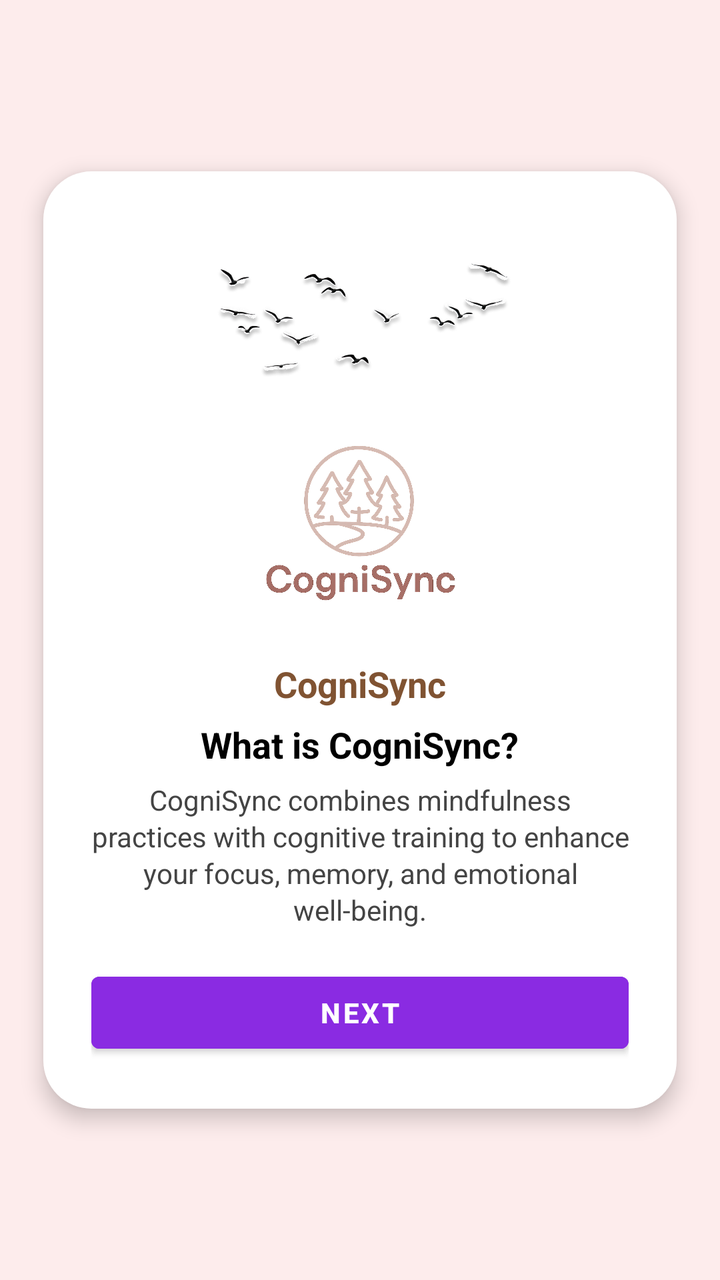
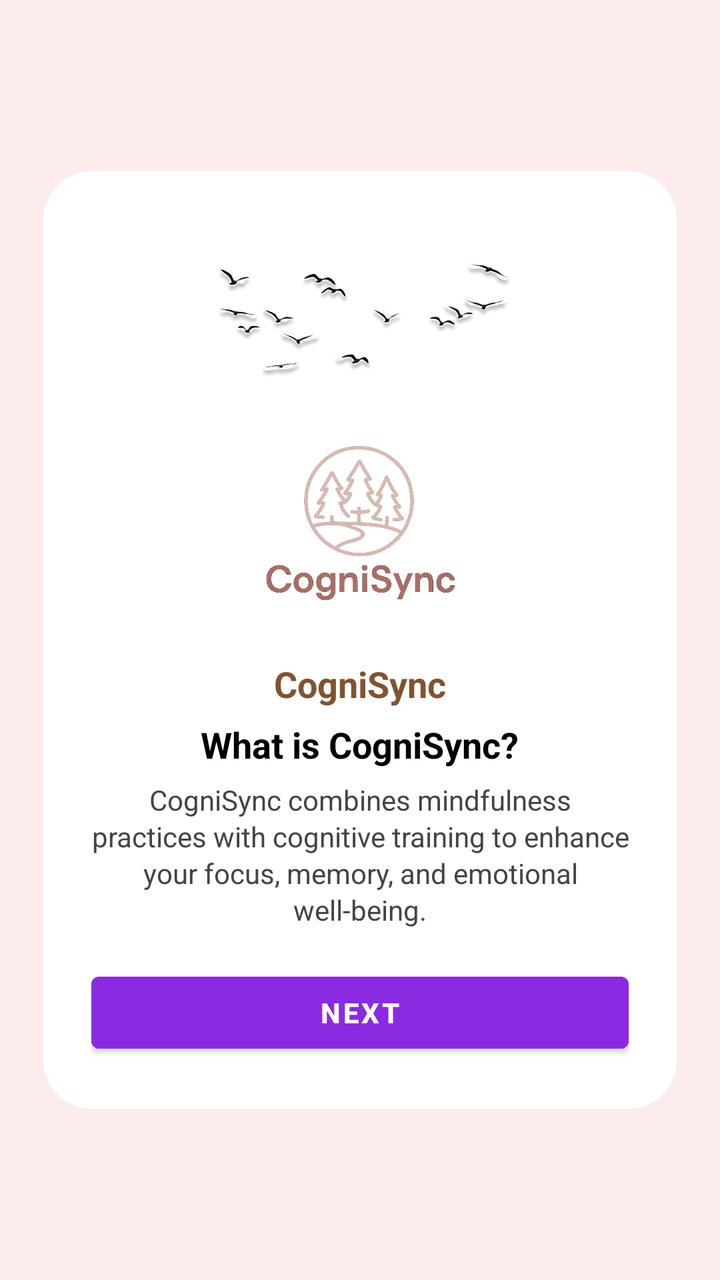

An Android layout rendered at two revisions. The XML below is the earlier revision; the diff shows what the commit changed to produce the second picture.
<!-- AndroidManifest.xml: application theme Theme.CogniSync -->
<!-- res/layout/fragment_intro1.xml -->
<?xml version="1.0" encoding="utf-8"?>
<androidx.constraintlayout.widget.ConstraintLayout
    xmlns:android="http://schemas.android.com/apk/res/android"
    xmlns:app="http://schemas.android.com/apk/res-auto"
    android:layout_width="match_parent"
    android:layout_height="match_parent"
    android:background="#FDECEC">

    <LinearLayout
        android:id="@+id/cardContainer"
        android:layout_width="0dp"
        android:layout_height="wrap_content"
        android:orientation="vertical"
        android:padding="24dp"
        android:gravity="center"
        android:background="@drawable/intro_card_bg"
        android:elevation="6dp"
        app:layout_constraintWidth_percent="0.88"
        app:layout_constraintTop_toTopOf="parent"
        app:layout_constraintBottom_toBottomOf="parent"
        app:layout_constraintStart_toStartOf="parent"
        app:layout_constraintEnd_toEndOf="parent">

        
        <ImageView
            android:id="@+id/birdsImage"
            android:layout_width="200dp"
            android:layout_height="90dp"
            android:src="@drawable/ic_birds_1"
            android:scaleType="fitCenter"
            android:layout_marginBottom="6dp"/>

        
        <ImageView
            android:layout_width="120dp"
            android:layout_height="120dp"
            android:src="@drawable/logo_1"
            android:scaleType="fitCenter"
            android:layout_marginBottom="4dp"/>

        
        <TextView
            android:layout_width="wrap_content"
            android:layout_height="wrap_content"
            android:text="CogniSync"
            android:textStyle="bold"
            android:textColor="#805332"
            android:textSize="18sp"/>

        
        <TextView
            android:layout_width="wrap_content"
            android:layout_height="wrap_content"
            android:text="What is CogniSync?"
            android:layout_marginTop="6dp"
            android:textStyle="bold"
            android:textSize="18sp"
            android:textColor="#000"
            android:gravity="center"/>

        
        <TextView
            android:layout_width="match_parent"
            android:layout_height="wrap_content"
            android:text="CogniSync combines mindfulness practices with cognitive training to enhance your focus, memory, and emotional well-being."
            android:layout_marginTop="6dp"
            android:textSize="14sp"
            android:textColor="#444"
            android:gravity="center"
            android:lineSpacingExtra="2dp"/>

        
        <View
            android:layout_width="match_parent"
            android:layout_height="12dp"/>

        
        <Button
            android:id="@+id/btnNext"
            android:layout_width="match_parent"
            android:layout_height="48dp"
            android:text="NEXT"
            android:textStyle="bold"
            android:textColor="#FFFFFF"
            android:backgroundTint="#8A2BE2"
            android:layout_marginTop="6dp"/>

    </LinearLayout>

</androidx.constraintlayout.widget.ConstraintLayout>
<!-- resources referenced by this layout -->
<resources>
  <!-- drawable ic_birds_1: png bitmap (drawable, 183230 bytes) -->
  <!-- drawable intro_card_bg (drawable) -->
  <shape xmlns:android="http://schemas.android.com/apk/res/android"
      android:shape="rectangle">
      <solid android:color="#FFFFFF"/>
      <corners android:radius="24dp" />
      <padding
          android:left="12dp"
          android:top="12dp"
          android:right="12dp"
          android:bottom="12dp"/>
  </shape>
  <!-- drawable logo_1: png bitmap (drawable, 403274 bytes) -->
  <style name="Theme.CogniSync" parent="Theme.MaterialComponents.DayNight.NoActionBar">
  
  
  
          
          <item name="android:statusBarColor">@android:color/white</item>
          <item name="android:windowLightStatusBar">true</item>
  
      </style>
</resources>

<!-- the commit's change to res/layout/fragment_intro1.xml (unified diff, before → after) -->
@@ -14,77 +14,83 @@
         android:padding="24dp"
         android:gravity="center"
         android:background="@drawable/intro_card_bg"
-        android:elevation="6dp"
-        app:layout_constraintWidth_percent="0.88"
-        app:layout_constraintTop_toTopOf="parent"
-        app:layout_constraintBottom_toBottomOf="parent"
-        app:layout_constraintStart_toStartOf="parent"
-        app:layout_constraintEnd_toEndOf="parent">
 
-        
-        <ImageView
-            android:id="@+id/birdsImage"
-            android:layout_width="200dp"
-            android:layout_height="90dp"
-            android:src="@drawable/ic_birds_1"
-            android:scaleType="fitCenter"
-            android:layout_marginBottom="6dp"/>
 
-        
-        <ImageView
-            android:layout_width="120dp"
-            android:layout_height="120dp"
-            android:src="@drawable/logo_1"
-            android:scaleType="fitCenter"
-            android:layout_marginBottom="4dp"/>
+    android:elevation="0dp"
 
-        
-        <TextView
-            android:layout_width="wrap_content"
-            android:layout_height="wrap_content"
-            android:text="CogniSync"
-            android:textStyle="bold"
-            android:textColor="#805332"
-            android:textSize="18sp"/>
 
-        
-        <TextView
-            android:layout_width="wrap_content"
-            android:layout_height="wrap_content"
-            android:text="What is CogniSync?"
-            android:layout_marginTop="6dp"
-            android:textStyle="bold"
-            android:textSize="18sp"
-            android:textColor="#000"
-            android:gravity="center"/>
+    android:layout_marginVertical="16dp"
 
-        
-        <TextView
-            android:layout_width="match_parent"
-            android:layout_height="wrap_content"
-            android:text="CogniSync combines mindfulness practices with cognitive training to enhance your focus, memory, and emotional well-being."
-            android:layout_marginTop="6dp"
-            android:textSize="14sp"
-            android:textColor="#444"
-            android:gravity="center"
-            android:lineSpacingExtra="2dp"/>
+    app:layout_constraintWidth_percent="0.88"
+    app:layout_constraintTop_toTopOf="parent"
+    app:layout_constraintBottom_toBottomOf="parent"
+    app:layout_constraintStart_toStartOf="parent"
+    app:layout_constraintEnd_toEndOf="parent">
 
-        
-        <View
-            android:layout_width="match_parent"
-            android:layout_height="12dp"/>
+    
+    <ImageView
+        android:id="@+id/birdsImage"
+        android:layout_width="200dp"
+        android:layout_height="90dp"
+        android:src="@drawable/ic_birds_1"
+        android:scaleType="fitCenter"
+        android:layout_marginBottom="6dp"/>
 
-        
-        <Button
-            android:id="@+id/btnNext"
-            android:layout_width="match_parent"
-            android:layout_height="48dp"
-            android:text="NEXT"
-            android:textStyle="bold"
-            android:textColor="#FFFFFF"
-            android:backgroundTint="#8A2BE2"
-            android:layout_marginTop="6dp"/>
+    
+    <ImageView
+        android:layout_width="120dp"
+        android:layout_height="120dp"
+        android:src="@drawable/logo_1"
+        android:scaleType="fitCenter"
+        android:layout_marginBottom="4dp"/>
 
-    </LinearLayout>
+    
+    <TextView
+        android:layout_width="wrap_content"
+        android:layout_height="wrap_content"
+        android:text="CogniSync"
+        android:textStyle="bold"
+        android:textColor="#805332"
+        android:textSize="18sp"/>
 
-</androidx.constraintlayout.widget.ConstraintLayout>
+    
+    <TextView
+        android:layout_width="wrap_content"
+        android:layout_height="wrap_content"
+        android:text="What is CogniSync?"
+        android:layout_marginTop="6dp"
+        android:textStyle="bold"
+        android:textSize="18sp"
+        android:textColor="#000"
+        android:gravity="center"/>
+
+    
+    <TextView
+        android:layout_width="match_parent"
+        android:layout_height="wrap_content"
+        android:text="CogniSync combines mindfulness practices with cognitive training to enhance your focus, memory, and emotional well-being."
+        android:layout_marginTop="6dp"
+        android:textSize="14sp"
+        android:textColor="#444"
+        android:gravity="center"
+        android:lineSpacingExtra="2dp"/>
+
+    
+    <View
+        android:layout_width="match_parent"
+        android:layout_height="12dp"/>
+
+    
+    <Button
+        android:id="@+id/btnNext"
+        android:layout_width="match_parent"
+        android:layout_height="48dp"
+        android:text="NEXT"
+        android:textStyle="bold"
+        android:textColor="#FFFFFF"
+        android:backgroundTint="#8A2BE2"
+        android:layout_marginTop="6dp"/>
+
+</LinearLayout>
+
+    </androidx.constraintlayout.widget.ConstraintLayout>
<!-- resource entries referenced after the edit -->
@@ -2,15 +2,9 @@
 <resources>
   <!-- drawable ic_birds_1: png bitmap (drawable, 183230 bytes) -->
   <!-- drawable intro_card_bg (drawable) -->
-  <shape xmlns:android="http://schemas.android.com/apk/res/android"
-      android:shape="rectangle">
+  <shape xmlns:android="http://schemas.android.com/apk/res/android">
       <solid android:color="#FFFFFF"/>
-      <corners android:radius="24dp" />
-      <padding
-          android:left="12dp"
-          android:top="12dp"
-          android:right="12dp"
-          android:bottom="12dp"/>
+      <corners android:radius="24dp"/>
   </shape>
   <!-- drawable logo_1: png bitmap (drawable, 403274 bytes) -->
   <style name="Theme.CogniSync" parent="Theme.MaterialComponents.DayNight.NoActionBar">
